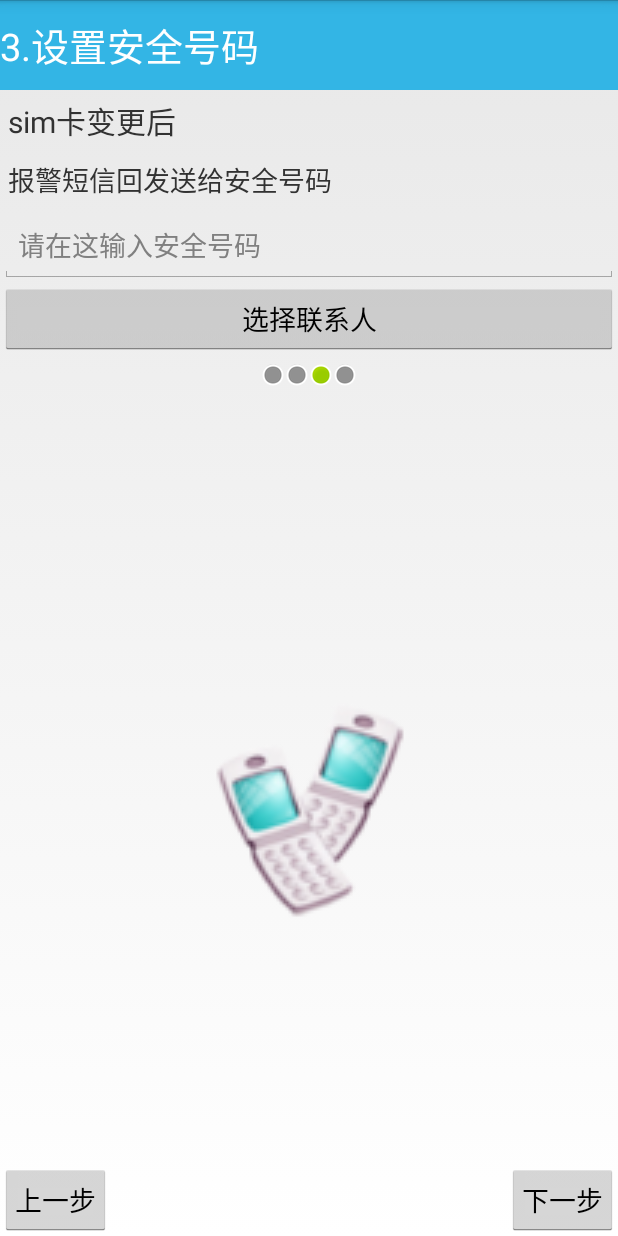
After one commit to Adolphsa/MobileSafe, an Android app: the layout activity_guide3.xml on its own in the app's theme, with its tools: preview values and no code run, on a phone screen of 412 x 824 dp. The commit adds this screen. Run offline under Robolectric (Android 15) with nearby library versions, the phone set to English and light mode, and no system bars; network calls fail.

Commit message:
2016/04/20   完成4个导航页面布局

```diff
--- /dev/null
+++ b/app/src/main/res/layout/activity_guide3.xml
@@ -0,0 +1,95 @@
+<?xml version="1.0" encoding="utf-8"?>
+<LinearLayout xmlns:android="http://schemas.android.com/apk/res/android"
+    android:orientation="vertical"
+    android:layout_width="match_parent"
+    android:layout_height="match_parent">
+    <TextView
+        android:layout_width="match_parent"
+        android:layout_height="60dp"
+        android:text="3.设置安全号码"
+        android:textSize="25sp"
+        android:gravity="center_vertical"
+        android:textColor="@android:color/white"
+        android:background="@android:color/holo_blue_light"
+        />
+    <TextView
+        android:layout_width="wrap_content"
+        android:layout_height="wrap_content"
+        android:text="sim卡变更后"
+        android:textSize="20sp"
+        android:padding="5dp"
+        />
+    <TextView
+        android:layout_width="wrap_content"
+        android:layout_height="wrap_content"
+        android:text="报警短信回发送给安全号码"
+        android:textSize="18sp"
+        android:padding="5dp"
+        />
+    <EditText
+        android:layout_width="match_parent"
+        android:layout_height="50dp"
+        android:hint="请在这输入安全号码"
+        />
+    <Button
+        android:layout_width="match_parent"
+        android:layout_height="wrap_content"
+        android:text="选择联系人"
+        />
+    <LinearLayout
+        android:layout_width="match_parent"
+        android:layout_height="wrap_content"
+        android:orientation="horizontal"
+        android:gravity="center"
+        android:padding="5dp"
+        >
+        <ImageView
+            android:layout_width="wrap_content"
+            android:layout_height="wrap_content"
+            android:src="@android:drawable/presence_invisible"
+            />
+        <ImageView
+            android:layout_width="wrap_content"
+            android:layout_height="wrap_content"
+            android:src="@android:drawable/presence_invisible"
+            />
+        <ImageView
+            android:layout_width="wrap_content"
+            android:layout_height="wrap_content"
+            android:src="@android:drawable/presence_online"
+            />
+        <ImageView
+            android:layout_width="wrap_content"
+            android:layout_height="wrap_content"
+            android:src="@android:drawable/presence_invisible"
+            />
+    </LinearLayout>
+    <RelativeLayout
+        android:layout_width="match_parent"
+        android:layout_height="0dp"
+        android:layout_weight="1"
+        >
+        <ImageView
+            android:layout_width="150dp"
+            android:layout_height="150dp"
+            android:src="@mipmap/setup3"
+            android:layout_centerInParent="true"
+            />
+        <Button
+            android:layout_width="wrap_content"
+            android:layout_height="wrap_content"
+            android:text="下一步"
+            android:layout_alignParentBottom="true"
+            android:layout_alignParentRight="true"
+            android:padding="10dp"
+            />
+        <Button
+            android:layout_width="wrap_content"
+            android:layout_height="wrap_content"
+            android:text="上一步"
+            android:layout_alignParentBottom="true"
+            android:layout_alignParentLeft="true"
+            android:padding="10dp"
+            />
+    </RelativeLayout>
+</LinearLayout>
```
Also changed, not shown: app/src/main/java/com/zividig/mobilesafe/activity/GuideActivity1.java (added, +14 -0 lines), app/src/main/java/com/zividig/mobilesafe/activity/GuideActivity2.java (added, +15 -0 lines), app/src/main/java/com/zividig/mobilesafe/activity/GuideActivity3.java (added, +15 -0 lines), app/src/main/java/com/zividig/mobilesafe/activity/GuideActivity4.java (added, +15 -0 lines), app/src/main/res/layout/activity_guide1.xml (added, +87 -0 lines), app/src/main/res/layout/activity_guide2.xml (added, +90 -0 lines), app/src/main/res/layout/activity_guide4.xml (added, +76 -0 lines), app/src/main/res/values/styles.xml (+9 -0 lines), app/src/main/res/mipmap-xhdpi/lock.png (added), app/src/main/res/mipmap-xhdpi/setup1.png (added), app/src/main/res/mipmap-xhdpi/setup2.png (added), app/src/main/res/mipmap-xhdpi/setup3.png (added), app/src/main/res/mipmap-xhdpi/star.png (added), app/src/main/res/mipmap-xhdpi/unlock.png (added).
